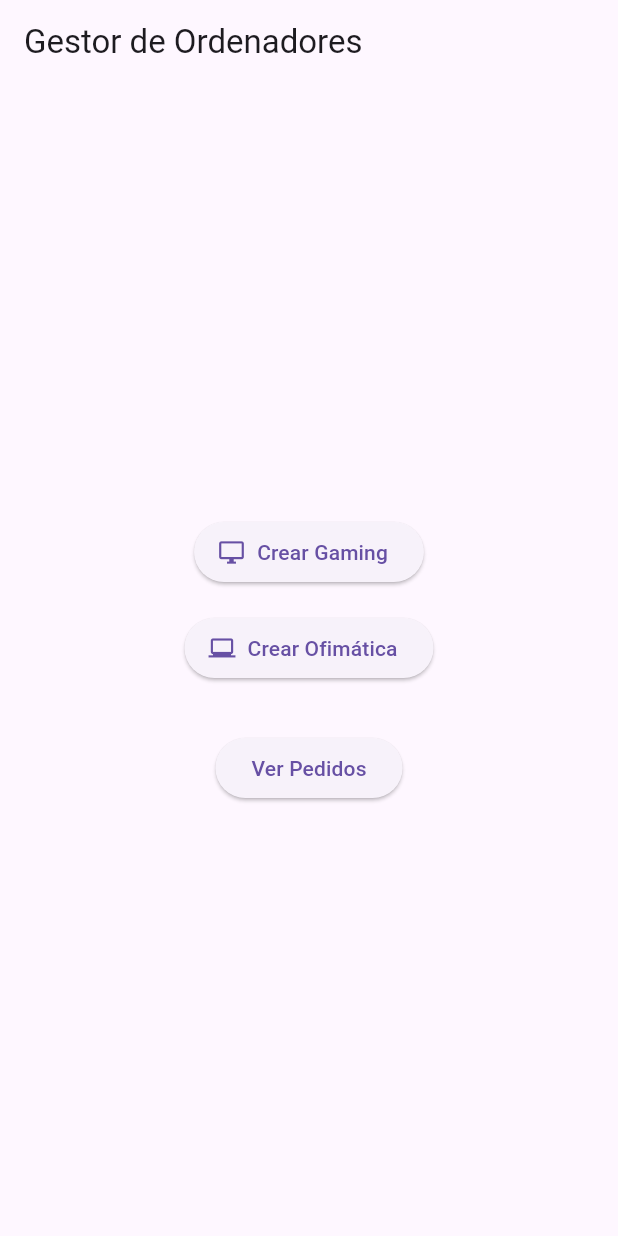
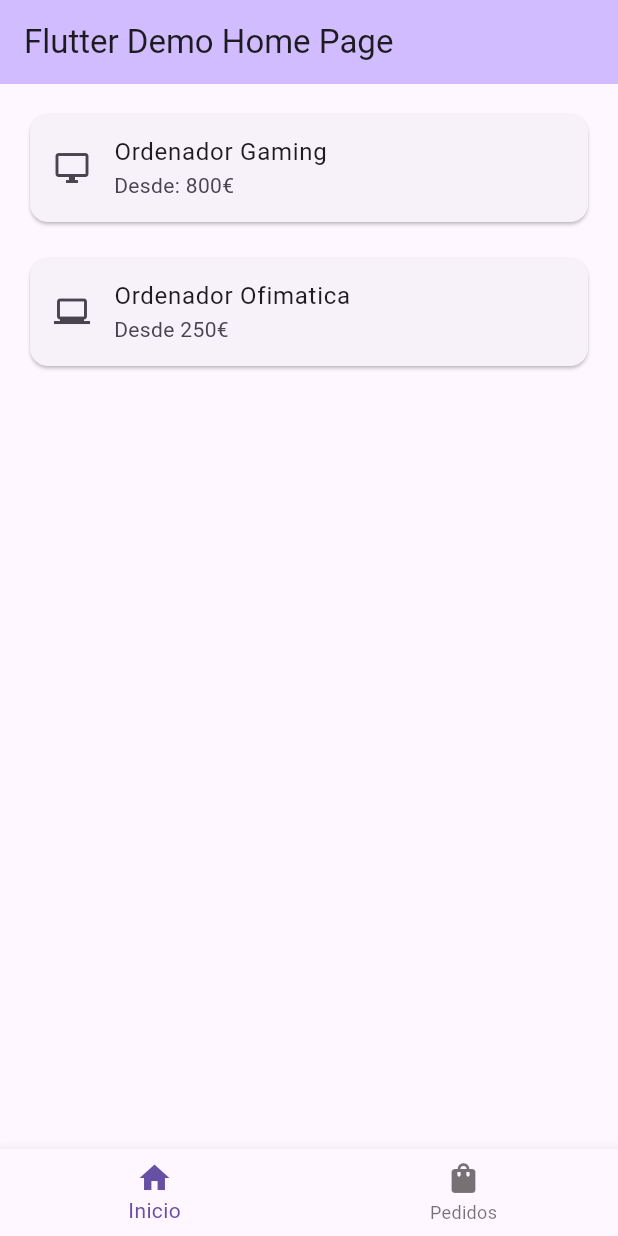
Before and after one commit to AlexMr08/practica4, a Flutter app: the screen it shows after launch, on a phone screen of 412 x 824 dp. Run offline on Flutter 3.47's test engine with Material 3 defaults, Android fonts, the phone set to English and light mode, and no system bars.

Commit message:
volvemos a la navegacion anterior

```diff
--- a/lib/main.dart
+++ b/lib/main.dart
@@ -136,52 +136,104 @@ class MyApp extends StatelessWidget {
     return MaterialApp(
       title: 'Gestor de Ordenadores',
       theme: ThemeData(primarySwatch: Colors.deepPurple),
-      home: const HomePage(),
+      home: const MyHomePage(title: 'Flutter Demo Home Page'),
     );
   }
 }
 
-class HomePage extends StatelessWidget {
-  const HomePage({super.key});
+class MyHomePage extends StatefulWidget {
+  const MyHomePage({super.key, required this.title});
+
+  final String title;
+
+  @override
+  State<MyHomePage> createState() => _MyHomePageState();
+}
+
+class _MyHomePageState extends State<MyHomePage> {
+  int _paginaActual = 0;
+
+  final List<Widget> _pages = [InicioPage(), ListPage()];
+
   @override
   Widget build(BuildContext context) {
     return Scaffold(
-      appBar: AppBar(title: const Text('Gestor de Ordenadores')),
-      body: Center(
-        child: Column(
-          mainAxisSize: MainAxisSize.min,
-          children: <Widget>[
-            ElevatedButton.icon(
-              icon: const Icon(Icons.desktop_windows_outlined),
-              label: const Text('Crear Gaming'),
-              onPressed: () => Navigator.push(
-                context,
-                MaterialPageRoute(builder: (_) => const ConfigPage(tipo: 'Gaming')),
-              ),
-            ),
-            const SizedBox(height: 16),
-            ElevatedButton.icon(
-              icon: const Icon(Icons.laptop_windows_outlined),
-              label: const Text('Crear Ofimática'),
-              onPressed: () => Navigator.push(
-                context,
-                MaterialPageRoute(builder: (_) => const ConfigPage(tipo: 'Ofimática')),
-              ),
-            ),
-            const SizedBox(height: 32),
-            ElevatedButton(
-              child: const Text('Ver Pedidos'),
-              onPressed: () => Navigator.push(
-                context,
-                MaterialPageRoute(builder: (_) => const ListPage()),
-              ),
-            ),
-          ],
-        ),
+      appBar: AppBar(
+        backgroundColor: Theme.of(context).colorScheme.inversePrimary,
+        title: Text(widget.title),
+      ),
+      body: _pages[_paginaActual],
+      bottomNavigationBar: BottomNavigationBar(
+        currentIndex: _paginaActual,
+        items: const [
+          BottomNavigationBarItem(icon: Icon(Icons.home), label: "Inicio"),
+          BottomNavigationBarItem(
+            icon: Icon(Icons.shopping_bag),
+            label: "Pedidos",
+          ),
+        ],
+        onTap: (int index) {
+          setState(() {
+            _paginaActual = index;
+          });
+        },
       ),
     );
   }
 }
+
+
+// Página de inicio con dos tarjetas
+class InicioPage extends StatelessWidget {
+  void _navigateToPersonalizacion(BuildContext context, String producto) {
+    Navigator.push(
+      context,
+      MaterialPageRoute(
+        builder: (context) => ConfigPage(tipo: producto),
+      ),
+    );
+  }
+
+  @override
+  Widget build(BuildContext context) {
+    return ListView(
+      padding: const EdgeInsets.all(16),
+      children: [
+        GestureDetector(
+          onTap: () => _navigateToPersonalizacion(context, 'Gaming'),
+          child: Card(
+            child: ListTile(
+              leading: Icon(Icons.desktop_windows_outlined),
+              title: Text('Ordenador Gaming'),
+              subtitle: Text('Desde: 800€'),
+            ),
+          ),
+        ),
+        SizedBox(height: 16),
+        GestureDetector(
+          onTap:
+              () => _navigateToPersonalizacion(context, 'Ofimática'),
+          child: Card(
+            child: ListTile(
+              leading: Icon(Icons.laptop_windows_outlined),
+              title: Text('Ordenador Ofimatica'),
+              subtitle: Text('Desde 250€'),
+            ),
+          ),
+        ),
+      ],
+    );
+  }
+}
+
+// Página de pedidos (vacía por ahora)
+class PedidosPage extends StatelessWidget {
+  @override
+  Widget build(BuildContext context) {
+    return Center(child: Text('Pedidos', style: TextStyle(fontSize: 24)));
+  }
+}
+
 
 class ConfigPage extends StatefulWidget {
   final String tipo;
@@ -223,19 +275,20 @@ class _ConfigPageState extends State<ConfigPage> {
       'Ofimática': OpcionesProducto(
         Icons.laptop_windows_outlined,
         [
-          Pieza(id: 10, nombre: 'Core i3', tipo: 'procesador', precio: 80),
-          Pieza(id: 11, nombre: 'Core i5', tipo: 'procesador', precio: 120),
+          Pieza(id: 10, nombre: 'intel core i3 14100F', tipo: 'procesador', precio: 60),
+          Pieza(id: 11, nombre: 'Ryzen 5 3400G', tipo: 'procesador', precio: 65),
+          Pieza(id: 12, nombre: 'Ryzen 5 5600G', tipo: 'procesador', precio: 130)
         ],
         [
-          Pieza(id: 12, nombre: '8GB', tipo: 'RAM', precio: 50),
-          Pieza(id: 13, nombre: '16GB', tipo: 'RAM', precio: 80),
+          Pieza(id: 13, nombre: '8GB', tipo: 'RAM', precio: 50),
+          Pieza(id: 14, nombre: '16GB', tipo: 'RAM', precio: 80),
         ],
         [
-          Pieza(id: 14, nombre: '256GB', tipo: 'almacenamiento', precio: 60),
-          Pieza(id: 15, nombre: '512GB', tipo: 'almacenamiento', precio: 90),
+          Pieza(id: 15, nombre: '256GB', tipo: 'almacenamiento', precio: 60),
+          Pieza(id: 16, nombre: '512GB', tipo: 'almacenamiento', precio: 90),
         ],
         [
-          Pieza(id: 16, nombre: 'Integrada', tipo: 'grafica', precio: 0),
+          Pieza(id: 17, nombre: 'Integrada', tipo: 'grafica', precio: 0),
         ],
       ),
     };
```
Also changed, not shown: api.dart (deleted, +0 -113 lines), lib/api.dart (added, +113 -0 lines), pubspec.lock.
